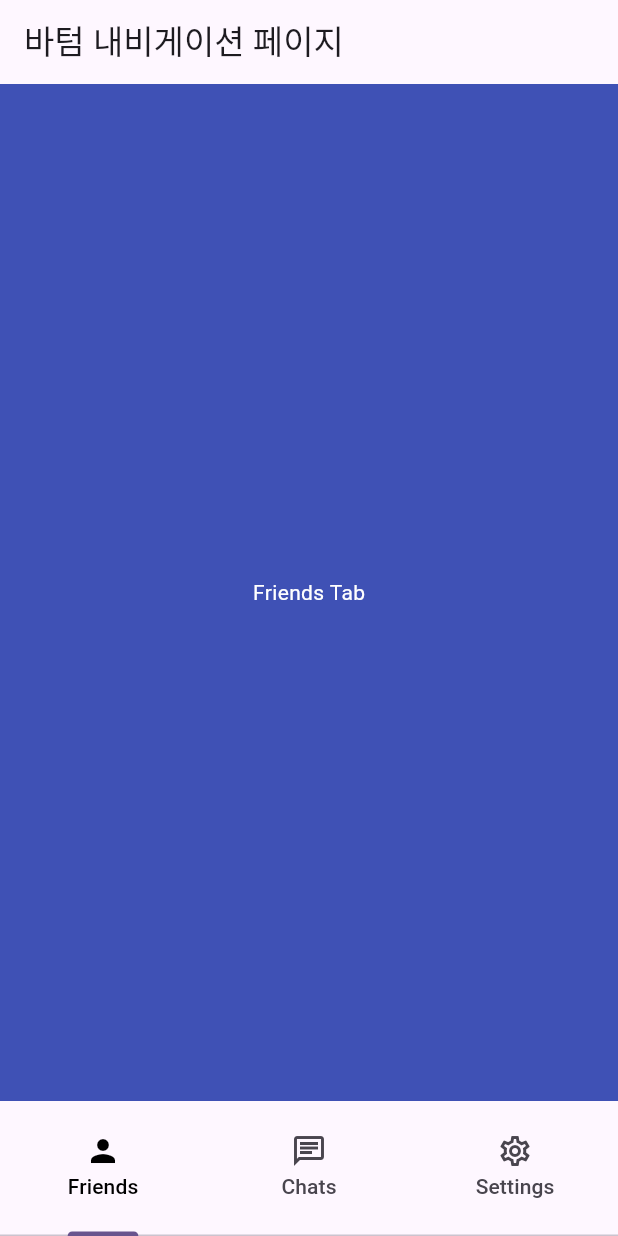
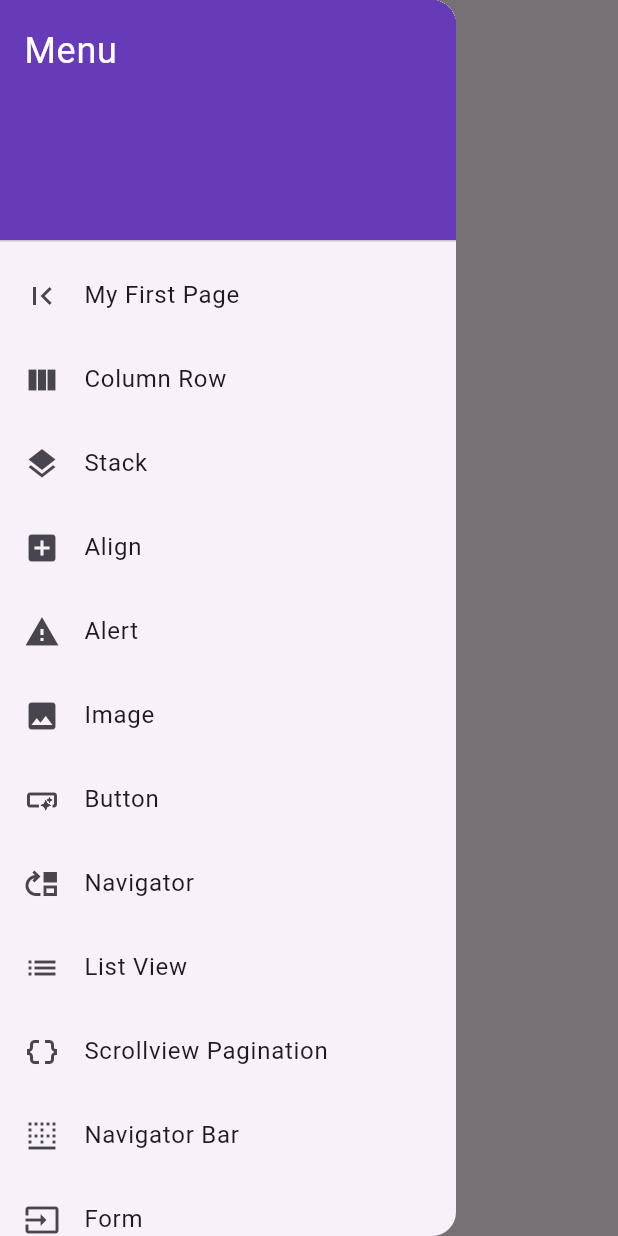
Before and after one commit to Bigbrushh/flutter_repository, a Flutter app: the screen it shows after launch, with the side drawer open (before the commit the screen has no drawer), on a phone screen of 412 x 824 dp. Run offline on Flutter 3.47's test engine with Material 3 defaults, Android fonts, the phone set to English and light mode, and no system bars.

Commit message:
집가기전

```diff
--- a/lib/alert.dart
+++ b/lib/alert.dart
@@ -1,13 +1,13 @@
 import 'package:flutter/material.dart';
 
-class MyHomePage extends StatefulWidget {
-  const MyHomePage({super.key});
+class Alert extends StatefulWidget {
+  const Alert({super.key});
 
   @override
-  State<MyHomePage> createState() => _MyHomePageState();
+  State<Alert> createState() => _AlertState();
 }
 
-class _MyHomePageState extends State<MyHomePage> {
+class _AlertState extends State<Alert> {
   @override
   Widget build(BuildContext context) {
     return Scaffold(
--- a/lib/align.dart
+++ b/lib/align.dart
@@ -1,13 +1,13 @@
 import 'package:flutter/material.dart';
 
-class MyHomePage extends StatefulWidget {
-  const MyHomePage({super.key});
+class Align_prctice extends StatefulWidget {
+  const Align_prctice({super.key});
 
   @override
-  State<MyHomePage> createState() => _MyHomePageState();
+  State<Align_prctice> createState() => _Align_prcticeState();
 }
 
-class _MyHomePageState extends State<MyHomePage> {
+class _Align_prcticeState extends State<Align_prctice> {
   @override
   Widget build(BuildContext context) {
     return Scaffold(
--- a/lib/button.dart
+++ b/lib/button.dart
@@ -1,13 +1,13 @@
 import 'package:flutter/material.dart';
 
-class MyHomePage extends StatefulWidget {
-  const MyHomePage({super.key});
+class Button extends StatefulWidget {
+  const Button({super.key});
 
   @override
-  State<MyHomePage> createState() => _MyHomePageState();
+  State<Button> createState() => _ButtonState();
 }
 
-class _MyHomePageState extends State<MyHomePage> {
+class _ButtonState extends State<Button> {
   @override
   Widget build(BuildContext context) {
     return Scaffold(
--- a/lib/column_row.dart
+++ b/lib/column_row.dart
@@ -1,14 +1,14 @@
 import 'package:flutter/material.dart';
 import 'package:flutter_start/column_row.dart';
 
-class MyHomePage extends StatefulWidget {
-  const MyHomePage({super.key});
+class Column_row extends StatefulWidget {
+  const Column_row({super.key});
 
   @override
-  State<MyHomePage> createState() => _MyHomePageState();
+  State<Column_row> createState() => _Column_rowState();
 }
 
-class _MyHomePageState extends State<MyHomePage> {
+class _Column_rowState extends State<Column_row> {
   @override
   Widget build(BuildContext context) {
     return Scaffold(
--- a/lib/image.dart
+++ b/lib/image.dart
@@ -1,13 +1,13 @@
 import 'package:flutter/material.dart';
 
-class MyHomePage extends StatefulWidget {
-  const MyHomePage({super.key});
+class Img extends StatefulWidget {
+  const Img({super.key});
 
   @override
-  State<MyHomePage> createState() => _MyHomePageState();
+  State<Img> createState() => _ImgState();
 }
 
-class _MyHomePageState extends State<MyHomePage> {
+class _ImgState extends State<Img> {
   @override
   Widget build(BuildContext context) {
     return Scaffold(
--- a/lib/listview.dart
+++ b/lib/list_view.dart
@@ -1,14 +1,14 @@
 import 'package:flutter/material.dart';
 
 
-class MyHomePage extends StatefulWidget {
-  const MyHomePage({super.key});
+class List_view extends StatefulWidget {
+  const List_view({super.key});
 
   @override
-  State<MyHomePage> createState() => _MyHomePageState();
+  State<List_view> createState() => _List_viewState();
 }
 
-class _MyHomePageState extends State<MyHomePage> {
+class _List_viewState extends State<List_view> {
 
   final postList = [
     {
--- a/lib/main.dart
+++ b/lib/main.dart
@@ -1,5 +1,17 @@
 import 'package:flutter/material.dart';
-import 'bottom_navigator_bar.dart';
+import 'view/album_provider_view.dart';
+import 'my_first_page.dart';
+import 'column_row.dart';
+import 'stack.dart';
+import 'align.dart';
+import 'alert.dart';
+import 'image.dart';
+import 'button.dart';
+import 'navigator.dart';
+import 'list_view.dart';
+import 'scrollview_pagination.dart';
+import 'form_home_page.dart';
+// Import AlbumView
 
 void main() {
   runApp(const MyApp());
@@ -8,7 +20,6 @@ void main() {
 class MyApp extends StatelessWidget {
   const MyApp({super.key});
 
-  // This widget is the root of your application.
   @override
   Widget build(BuildContext context) {
     return MaterialApp(
@@ -17,7 +28,178 @@ class MyApp extends StatelessWidget {
         colorScheme: ColorScheme.fromSeed(seedColor: Colors.deepPurple),
         useMaterial3: true,
       ),
-      home: const MyHomePage()
+      home: const MyHomePage(),
     );
   }
 }
+
+class MyHomePage extends StatelessWidget {
+  const MyHomePage({super.key});
+
+  @override
+  Widget build(BuildContext context) {
+    return Scaffold(
+      appBar: AppBar(
+        title: const Text('Main'),
+      ),
+      drawer: Drawer(
+        child: ListView(
+          padding: EdgeInsets.zero,
+          children: <Widget>[
+            const DrawerHeader(
+              decoration: BoxDecoration(
+                color: Colors.deepPurple,
+              ),
+              child: Text(
+                'Menu',
+                style: TextStyle(
+                  color: Colors.white,
+                  fontSize: 24,
+                ),
+              ),
+            ),
+            ListTile(
+              leading: const Icon(Icons.first_page),
+              title: const Text('My First Page'),
+              onTap: () {
+                Navigator.push(
+                  context,
+                  MaterialPageRoute(builder: (context) => const My_first_page()),
+                );
+              },
+            ),
+            ListTile(
+              leading: const Icon(Icons.view_column),
+              title: const Text('Column Row'),
+              onTap: () {
+                Navigator.push(
+                  context,
+                  MaterialPageRoute(
+                      builder: (context) => const Column_row()),
+                );
+              },
+            ),
+            ListTile(
+              leading: const Icon(Icons.layers),
+              title: const Text('Stack'),
+              onTap: () {
+                Navigator.push(
+                  context,
+                  MaterialPageRoute(builder: (context) => const Stack_Practice()),
+                );
+              },
+            ),
+            ListTile(
+              leading: const Icon(Icons.add_box),
+              title: const Text('Align'),
+              onTap: () {
+                Navigator.push(
+                  context,
+                  MaterialPageRoute(builder: (context) => const Align_prctice()),
+                );
+              },
+            ),
+            ListTile(
+              leading: const Icon(Icons.warning),
+              title: const Text('Alert'),
+              onTap: () {
+                Navigator.push(
+                  context,
+                  MaterialPageRoute(builder: (context) => const Alert()),
+                );
+              },
+            ),
+            ListTile(
+              leading: const Icon(Icons.image),
+              title: const Text('Image'),
+              onTap: () {
+                Navigator.push(
+                  context,
+                  MaterialPageRoute(builder: (context) => const Img()),
+                );
+              },
+            ),
+            ListTile(
+              leading: const Icon(Icons.smart_button),
+              title: const Text('Button'),
+              onTap: () {
+                Navigator.push(
+                  context,
+                  MaterialPageRoute(builder: (context) => const Button()),
+                );
+              },
+            ),
+            ListTile(
+              leading: const Icon(Icons.move_up),
+              title: const Text('Navigator'),
+              onTap: () {
+                Navigator.push(
+                  context,
+                  MaterialPageRoute(builder: (context) => const Navigator_page()),
+                );
+              },
+            ),
+            ListTile(
+              leading: const Icon(Icons.list),
+              title: const Text('List View'),
+              onTap: () {
+                Navigator.push(
+                  context,
+                  MaterialPageRoute(builder: (context) => const List_view()),
+                );
+              },
+            ),
+            ListTile(
+              leading: const Icon(Icons.data_object),
+              title: const Text('Scrollview Pagination'),
+              onTap: () {
+                Navigator.push(
+                  context,
+                  MaterialPageRoute(
+                      builder: (context) => const Scrollview_pagination()),
+                );
+              },
+            ),
+            ListTile(
+              leading: const Icon(Icons.border_bottom),
+              title: const Text('Navigator Bar'),
+              onTap: () {
+                Navigator.push(
+                  context,
+                  MaterialPageRoute(
+                      builder: (context) => const Navigator()),
+                );
+              },
+            ),
+            ListTile(
+              leading: const Icon(Icons.input),
+              title: const Text('Form'),
+              onTap: () {
+                Navigator.push(
+                  context,
+                  MaterialPageRoute(builder: (context) => const Form_home_page()),
+                );
+              },
+            ),
+            ListTile(
+              leading: const Icon(Icons.album),
+              title: const Text('Albums'), // Label for the new item
+              onTap: () {
+                Navigator.push(
+                  context,
+                  MaterialPageRoute(builder: (context) => const Album_page()),
+                );
+              },
+            ),
+          ],
+        ),
+      ),
+      body: Center(
+        child: Text(
+          'Home Page',
+          style: Theme.of(context).textTheme.headlineMedium,
+        ),
+      ),
+    );
+  }
+}
--- a/lib/my_first_page.dart
+++ b/lib/my_first_page.dart
@@ -1,13 +1,13 @@
 import 'package:flutter/material.dart';
 
-class MyHomePage extends StatefulWidget {
-  const MyHomePage({super.key});
+class My_first_page extends StatefulWidget {
+  const My_first_page({super.key});
 
   @override
-  State<MyHomePage> createState() => _MyHomePageState();
+  State<My_first_page> createState() => _My_first_pageState();
 }
 
-class _MyHomePageState extends State<MyHomePage> {
+class _My_first_pageState extends State<My_first_page> {
   @override
   Widget build(BuildContext context) {
     return Scaffold(
--- a/lib/navigator.dart
+++ b/lib/navigator.dart
@@ -1,14 +1,14 @@
 import 'package:flutter/material.dart';
 import 'package:flutter_start/second_view.dart';
 
-class MyHomePage extends StatefulWidget {
-  const MyHomePage({super.key});
+class Navigator_page extends StatefulWidget {
+  const Navigator_page({super.key});
 
   @override
-  State<MyHomePage> createState() => _MyHomePageState();
+  State<Navigator_page> createState() => _Navigator_pageState();
 }
 
-class _MyHomePageState extends State<MyHomePage> {
+class _Navigator_pageState extends State<Navigator_page> {
   @override
   Widget build(BuildContext context) {
     return Scaffold(
--- a/lib/scroleview_pagination.dart
+++ b/lib/scrollview_pagination.dart
@@ -3,14 +3,14 @@ import 'dart:convert';
 import 'package:flutter/material.dart';
 import 'package:http/http.dart' as http;
 
-class MyHomePage extends StatefulWidget {
-  const MyHomePage({super.key});
+class Scrollview_pagination extends StatefulWidget {
+  const Scrollview_pagination({super.key});
 
   @override
-  State<MyHomePage> createState() => _MyHomePageState();
+  State<Scrollview_pagination> createState() => _Scrollview_paginationState();
 }
 
-class _MyHomePageState extends State<MyHomePage>  {
+class _Scrollview_paginationState extends State<Scrollview_pagination>  {
 
   final _url = 'https://jsonplaceholder.typicode.com/albums';
   int _page = 1;
--- a/lib/stack.dart
+++ b/lib/stack.dart
@@ -1,13 +1,13 @@
 import 'package:flutter/material.dart';
 
-class MyHomePage extends StatefulWidget {
-  const MyHomePage({super.key});
+class Stack_Practice extends StatefulWidget {
+  const Stack_Practice({super.key});
 
   @override
-  State<MyHomePage> createState() => _MyHomePageState();
+  State<Stack_Practice> createState() => _Stack_PracticeState();
 }
 
-class _MyHomePageState extends State<MyHomePage> {
+class _Stack_PracticeState extends State<Stack_Practice> {
   @override
   Widget build(BuildContext context) {
     return Scaffold(
--- a/pubspec.yaml
+++ b/pubspec.yaml
@@ -31,6 +31,7 @@ dependencies:
   flutter:
     sdk: flutter
   http:
+  provider:
 
 
   # The following adds the Cupertino Icons font to your application.
```
Also changed, not shown: lib/form_home_page.dart (+100 -0 lines), lib/form_success_page.dart (+37 -0 lines), lib/model/album.dart (+15 -0 lines), lib/provider/album_provider.dart (+26 -0 lines), lib/view/album_provider_view.dart (+48 -0 lines), pubspec.lock.
